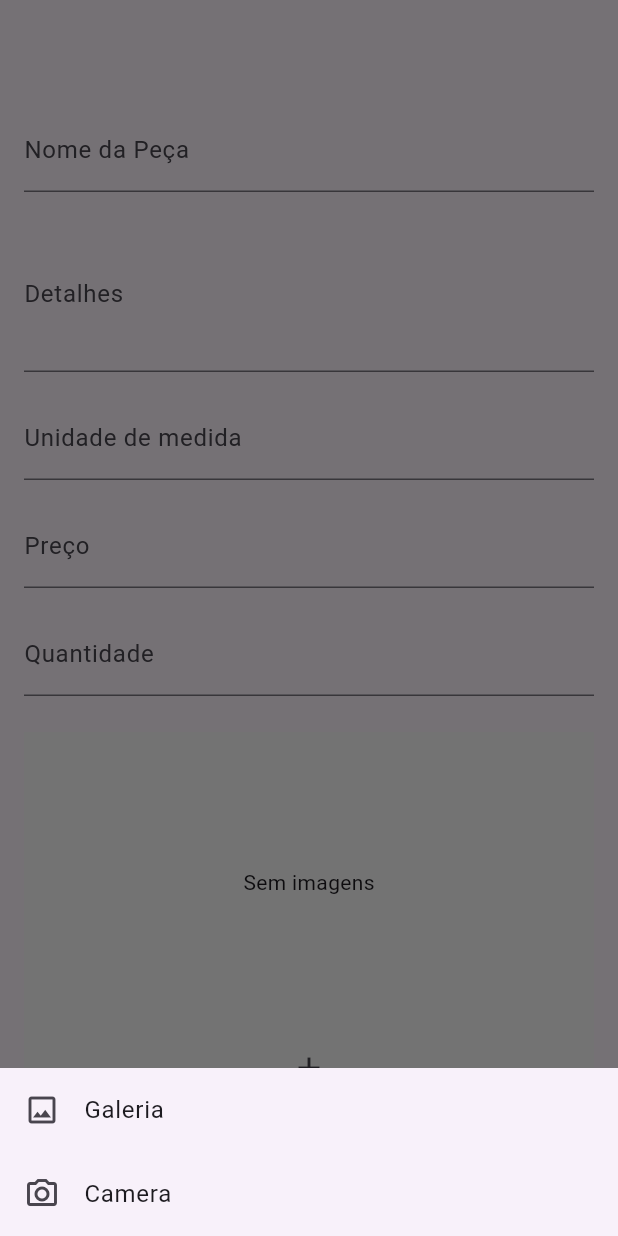
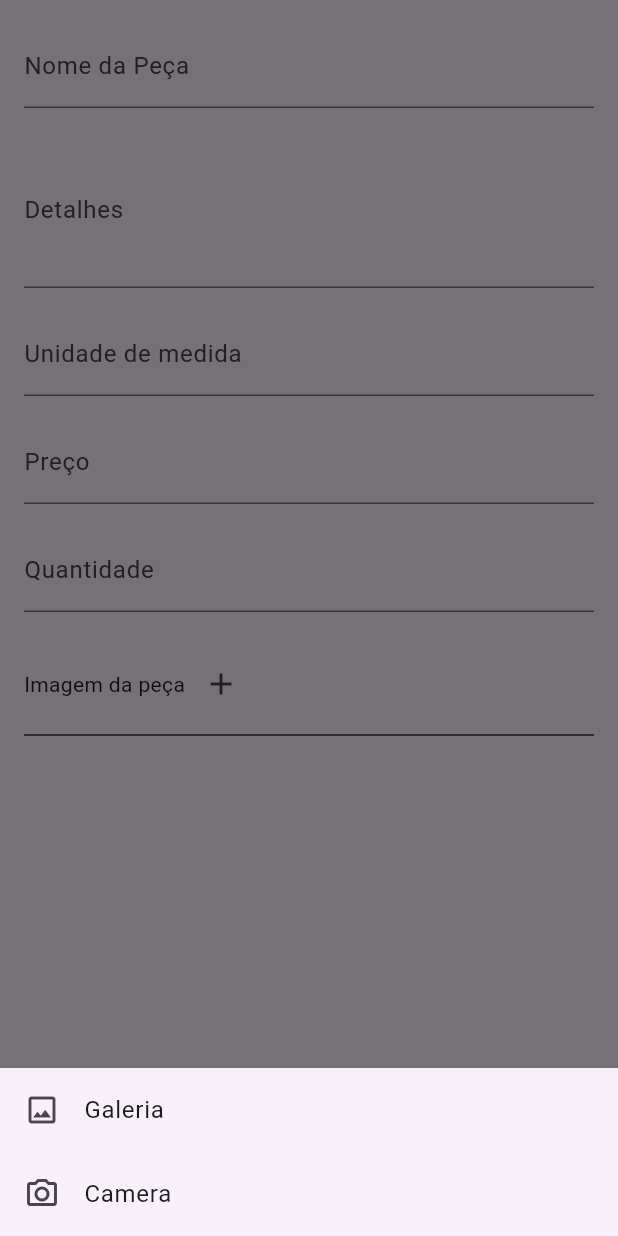
Before and after one commit to ramonbasilio/servicemanagerapp, a Flutter app: the RegisterPart screen opened directly, after a tap on the "add" icon, on a phone screen of 412 x 824 dp. Run offline on Flutter 3.47's test engine with Material 3 defaults, Android fonts, the phone set to English and light mode, and no system bars; our stand-ins replace cloud_firestore, firebase_auth, firebase_core, firebase_storage, get, image_picker and 5 more; missing offline and left inert: camera_camera, flutter_pdfview, image_editor_plus; accounts and stored records are empty.

Commit message:
commit 13082024

```diff
--- a/lib/main.dart
+++ b/lib/main.dart
@@ -8,7 +8,7 @@ import 'package:firebase_core/firebase_core.dart';
 import 'package:servicemangerapp/src/pages/2_pages_buttom/page_quotation/page_quotation.dart';
 import 'package:servicemangerapp/src/pages/3_part_list/page_part.dart';
 import 'package:servicemangerapp/src/pages/3_part_list/register_part.dart';
-import 'package:servicemangerapp/src/pages/widgets/camera/camera_init.dart';
+import 'package:servicemangerapp/src/pages/widgets/camera/camera_init_mult_img.dart';
 import 'package:servicemangerapp/src/pages/widgets/camera_widget_2.dart';
 import 'package:servicemangerapp/teste.dart';
 import 'package:servicemangerapp/teste2.dart';
@@ -35,7 +35,7 @@ class MyApp extends StatelessWidget {
         colorScheme: ColorScheme.fromSeed(seedColor: Colors.deepPurple),
         useMaterial3: true,
       ),
-      home: RegisterPart(),
+      home: PagePart(),
     );
   }
 }
--- /dev/null
+++ b/lib/src/data/model/part.dart
@@ -0,0 +1,57 @@
+// ignore_for_file: public_member_api_docs, sort_constructors_first
+import 'dart:convert';
+
+import 'package:uuid/uuid.dart';
+
+class Part {
+  String? partId;
+  String partName;
+  String partDetails;
+  String partUnid;
+  String partValue;
+  Part({
+    required this.partName,
+    required this.partUnid,
+    required this.partValue,
+    required this.partDetails,
+    this.partId,
+  });
+
+  factory Part.create({
+    required String partName,
+    required String partUnid,
+    required String partValue,
+    required String partDetails,
+  }) {
+    String partId = const Uuid().v4();
+    return Part(
+        partId: partId,
+        partName: partName,
+        partDetails: partDetails,
+        partUnid: partUnid,
+        partValue: partValue);
+  }
+
+  Map<String, dynamic> toMap() {
+    return <String, dynamic>{
+      'partName': partName,
+      'partDetails': partDetails,
+      'partUnid': partUnid,
+      'partValue': partValue,
+    };
+  }
+
+  factory Part.fromMap(Map<String, dynamic> map) {
+    return Part(
+        partName: map['partName'] as String,
+        partDetails: map['partDetails'] ?? 'Sem notas',
+        partUnid: map['partUnid'] as String,
+        partValue: map['partValue'] as String,
+        partId: map['partId']);
+  }
+
+  String toJson() => json.encode(toMap());
+
+  factory Part.fromJson(String source) =>
+      Part.fromMap(json.decode(source) as Map<String, dynamic>);
+}
--- a/lib/src/pages/3_part_list/register_part.dart
+++ b/lib/src/pages/3_part_list/register_part.dart
@@ -1,7 +1,10 @@
 import 'dart:io';
 
 import 'package:flutter/material.dart';
-import 'package:servicemangerapp/src/pages/widgets/camera/camera_init.dart';
+import 'package:servicemangerapp/src/data/model/part.dart';
+import 'package:servicemangerapp/src/data/repository/firebase_cloud_firestore.dart';
+import 'package:servicemangerapp/src/pages/widgets/camera/camera_init_mult_img.dart';
+import 'package:servicemangerapp/src/pages/widgets/camera/camera_init_one_img.dart';
 import 'package:servicemangerapp/src/pages/widgets/camera_widget_3.dart';
 
 class RegisterPart extends StatefulWidget {
@@ -14,19 +17,19 @@ class RegisterPart extends StatefulWidget {
 class _RegisterPartState extends State<RegisterPart> {
   final _formKey = GlobalKey<FormState>();
 
-  final TextEditingController _nomeController = TextEditingController();
-  final TextEditingController _detalhesController = TextEditingController();
-  final TextEditingController _unidadeController = TextEditingController();
-  final TextEditingController _precoController = TextEditingController();
-  final TextEditingController _quantidadeController = TextEditingController();
+  final TextEditingController _nameController = TextEditingController();
+  final TextEditingController _detailsController = TextEditingController();
+  final TextEditingController _unitController = TextEditingController();
+  final TextEditingController _valueController = TextEditingController();
+  final TextEditingController _amountController = TextEditingController();
 
   final List<String> _unidades = ['Kg', 'Litro', 'Metro', 'Unidade', 'Caixa'];
-  List<File> listImagePath = [];
+  String stringImagePath = '';
+  bool isChecked = false;
 
   @override
   Widget build(BuildContext context) {
     return Scaffold(
-      appBar: AppBar(),
       body: Padding(
         padding: const EdgeInsets.all(16.0),
         child: Form(
@@ -34,8 +37,8 @@ class _RegisterPartState extends State<RegisterPart> {
           child: ListView(
             children: [
               TextFormField(
-                controller: _nomeController,
-                decoration: InputDecoration(
+                controller: _nameController,
+                decoration: const InputDecoration(
                   labelText: 'Nome da Peça',
                 ),
                 validator: (value) {
@@ -45,10 +48,10 @@ class _RegisterPartState extends State<RegisterPart> {
                   return null;
                 },
               ),
-              SizedBox(height: 16),
+              const SizedBox(height: 16),
               TextFormField(
-                controller: _detalhesController,
-                decoration: InputDecoration(
+                controller: _detailsController,
+                decoration: const InputDecoration(
                   labelText: 'Detalhes',
                 ),
                 maxLines: 3,
@@ -59,15 +62,15 @@ class _RegisterPartState extends State<RegisterPart> {
                   return null;
                 },
               ),
-              SizedBox(height: 16),
+              const SizedBox(height: 16),
               GestureDetector(
                 onTap: () {
                   _showUnitBottomSheet(context);
                 },
                 child: AbsorbPointer(
                   child: TextFormField(
-                    controller: _unidadeController,
-                    decoration: InputDecoration(
+                    controller: _unitController,
+                    decoration: const InputDecoration(
                       labelText: 'Unidade de medida',
                     ),
                     validator: (value) {
@@ -79,10 +82,10 @@ class _RegisterPartState extends State<RegisterPart> {
                   ),
                 ),
               ),
-              SizedBox(height: 16),
+              const SizedBox(height: 16),
               TextFormField(
-                controller: _precoController,
-                decoration: InputDecoration(
+                controller: _valueController,
+                decoration: const InputDecoration(
                   labelText: 'Preço',
                 ),
                 keyboardType: TextInputType.number,
@@ -90,16 +93,17 @@ class _RegisterPartState extends State<RegisterPart> {
                   if (value == null || value.isEmpty) {
                     return 'Por favor, insira o preço';
                   }
+                  value = value.replaceAll(',', '.');
                   if (double.tryParse(value) == null) {
                     return 'Por favor, insira um valor numérico válido';
                   }
                   return null;
                 },
               ),
-              SizedBox(height: 16),
+              const SizedBox(height: 16),
               TextFormField(
-                controller: _quantidadeController,
-                decoration: InputDecoration(
+                controller: _amountController,
+                decoration: const InputDecoration(
                   labelText: 'Quantidade',
                 ),
                 keyboardType: TextInputType.number,
@@ -113,24 +117,61 @@ class _RegisterPartState extends State<RegisterPart> {
                   return null;
                 },
               ),
-              SizedBox(height: 24),
-              CameraInit(
-                finalReturn: (List<File> value) {
-                  listImagePath = value;
+              const SizedBox(height: 24),
+              CameraInitOneImg(
+                finalReturn: (String value) {
+                  stringImagePath = value;
                 },
               ),
-              ElevatedButton(
+              const Divider(
+                color: Colors.black,
+                thickness: 0.8,
+              ),
+            ],
+          ),
+        ),
+      ),
+      bottomNavigationBar: Container(
+        height: 100,
+        margin: EdgeInsets.all(10),
+        child: Column(
+          children: [
+            Row(
+              children: [
+                Checkbox(
+                  value: isChecked,
+                  onChanged: (bool? value) {
+                    setState(() {
+                      isChecked = value!;
+                    });
+                  },
+                ),
+                const Text('Salvar na lista de peças')
+              ],
+            ),
+            SizedBox(
+              width: double.maxFinite,
+              child: ElevatedButton(
+                style: ElevatedButton.styleFrom(
+                    backgroundColor: Colors.green.shade100),
                 onPressed: () {
                   if (_formKey.currentState!.validate()) {
                     ScaffoldMessenger.of(context).showSnackBar(
-                      SnackBar(content: Text('Processando dados')),
+                      const SnackBar(content: Text('Processando dados')),
                     );
+                    Part part = Part.create(
+                      partDetails: _detailsController.text,
+                      partName: _nameController.text,
+                      partUnid: _unitController.text,
+                      partValue: _valueController.text,
+                    );
+                    FirebaseCloudFirestore().registerPart(part: part);
                   }
                 },
-                child: Text('Salvar'),
+                child: const Text('Salvar / Utilizar no orçamento'),
               ),
-            ],
-          ),
+            ),
+          ],
         ),
       ),
     );
@@ -140,12 +181,12 @@ class _RegisterPartState extends State<RegisterPart> {
     showModalBottomSheet(
       context: context,
       builder: (context) {
-        return Container(
+        return SizedBox(
           height: 250,
           child: Column(
             children: [
-              Padding(
-                padding: const EdgeInsets.symmetric(vertical: 10.0),
+              const Padding(
+                padding: EdgeInsets.symmetric(vertical: 10.0),
                 child: Text(
                   'Unidade de medido do item',
                   style: TextStyle(fontSize: 18),
@@ -159,7 +200,7 @@ class _RegisterPartState extends State<RegisterPart> {
                       title: Text(_unidades[index]),
                       onTap: () {
                         setState(() {
-                          _unidadeController.text = _unidades[index];
+                          _unitController.text = _unidades[index];
                         });
                         Navigator.pop(context);
                       },
--- a/lib/src/pages/widgets/camera/camera_init.dart
+++ b/lib/src/pages/widgets/camera/camera_init_mult_img.dart
@@ -11,18 +11,18 @@ import 'package:servicemangerapp/src/pages/widgets/camera/camera_open.dart';
 import 'package:servicemangerapp/src/pages/widgets/page_preview_camera.dart';
 import 'package:servicemangerapp/src/utils/utils.dart';
 
-class CameraInit extends StatefulWidget {
+class CameraInitMultImg extends StatefulWidget {
   final Function(List<File>) finalReturn;
-  const CameraInit({
+  const CameraInitMultImg({
     super.key,
     required this.finalReturn,
   });
 
   @override
-  State<CameraInit> createState() => _CameraInitState();
+  State<CameraInitMultImg> createState() => _CameraInitMultImgState();
 }
 
-class _CameraInitState extends State<CameraInit> {
+class _CameraInitMultImgState extends State<CameraInitMultImg> {
   File? galleryFile;
   List<File> listImage = [];
 
--- /dev/null
+++ b/lib/src/pages/widgets/camera/camera_init_one_img.dart
@@ -0,0 +1,150 @@
+import 'dart:io';
+import 'dart:typed_data';
+
+import 'package:camera_camera/camera_camera.dart';
+import 'package:flutter/material.dart';
+import 'package:get/get.dart';
+import 'package:image_editor_plus/image_editor_plus.dart';
+import 'package:image_editor_plus/options.dart';
+import 'package:image_picker/image_picker.dart';
+import 'package:servicemangerapp/src/pages/widgets/camera/camera_open.dart';
+import 'package:servicemangerapp/src/pages/widgets/page_preview_camera.dart';
+import 'package:servicemangerapp/src/utils/utils.dart';
+
+class CameraInitOneImg extends StatefulWidget {
+  final Function(String) finalReturn;
+  const CameraInitOneImg({
+    super.key,
+    required this.finalReturn,
+  });
+
+  @override
+  State<CameraInitOneImg> createState() => _CameraInitOneImgState();
+}
+
+class _CameraInitOneImgState extends State<CameraInitOneImg> {
+  File? galleryFile;
+  List<File> listImage = [];
+  String imagePartPath = '';
+
+  final picker = ImagePicker();
+  @override
+  Widget build(BuildContext context) {
+    return SizedBox(
+      width: double.infinity,
+      height: imagePartPath.isEmpty ? 50 : 300,
+      child: Column(
+        children: [
+          imagePartPath.isEmpty
+              ? Row(
+                  children: [
+                    const Center(
+                      child: Text('Imagem da peça'),
+                    ),
+                    IconButton(
+                      onPressed: () {
+                        _showBottomSheet(context);
+                      },
+                      icon: const Icon(Icons.add),
+                    ),
+                  ],
+                )
+              : Column(
+                  children: [
+                    const Padding(
+                      padding: EdgeInsets.all(8.0),
+                      child: Text('Imagem da Peça'),
+                    ),
+                    GestureDetector(
+                      onTap: () async {
+                        Get.to(() => PreviewPageCamera(
+                              file: File(imagePartPath),
+                              checkImage: true,
+                            ));
+                      },
+                      child: Image.file(
+                        fit: BoxFit.fitWidth,
+                        width: 200,
+                        height: 200,
+                        File(imagePartPath),
+                      ),
+                    ),
+                    IconButton(
+                      onPressed: () {
+                        setState(() {
+                          imagePartPath = '';
+                        });
+                      },
+                      icon: const Icon(Icons.delete_rounded),
+                    )
+                  ],
+                ),
+        ],
+      ),
+    );
+  }
+
+  void _showBottomSheet(BuildContext context) {
+    showModalBottomSheet(
+        shape: const RoundedRectangleBorder(borderRadius: BorderRadius.zero),
+        context: context,
+        builder: (context) {
+          return SizedBox(
+            child: Wrap(
+              children: <Widget>[
+                ListTile(
+                  leading: const Icon(Icons.image_outlined),
+                  title: const Text('Galeria'),
+                  onTap: () async {
+                    final pickedFile = await picker.pickImage(
+                      source: ImageSource.gallery,
+                    );
+                    XFile? xfilePick = pickedFile;
+                    Uint8List pictureConverted = await xfilePick!.readAsBytes();
+                    Uint8List? result = await Get.to(
+                      () => ImageEditor(
+                        image: pictureConverted, // <-- Uint8List of image
+                      ),
+                    );
+                    String resultPath = await Utils.saveImage(
+                        uint8List: result!, fileName: xfilePick.name);
+                    setState(
+                      () {
+                        galleryFile = File(resultPath);
+                        if (galleryFile != null) {
+                          imagePartPath = galleryFile!.path;
+                          widget.finalReturn(galleryFile!.path);
+                        }
+                      },
+                    );
+                    Get.back();
+                  },
+                ),
+                ListTile(
+                    leading: const Icon(Icons.camera_alt_outlined),
+                    title: const Text('Camera'),
+                    onTap: () async {
+                      late Uint8List result;
+                      await availableCameras().then((value) async {
+                        result = await Get.to(() => CameraOpen(cameras: value));
+                      });
+                      String resultPath = await Utils.saveImage(
+                          uint8List: result,
+                          fileName: '${DateTime.now()}.jpeg');
+                      setState(
+                        () {
+                          galleryFile = File(resultPath);
+                          if (galleryFile != null) {
+                            imagePartPath = galleryFile!.path;
+                            widget.finalReturn(galleryFile!.path);
+                          }
+                        },
+                      );
+                      Get.back();
+                    }),
+              ],
+            ),
+          );
+        });
+  }
+}
```
Also changed, not shown: lib/src/data/repository/firebase_cloud_firestore.dart (+12 -1 lines).
